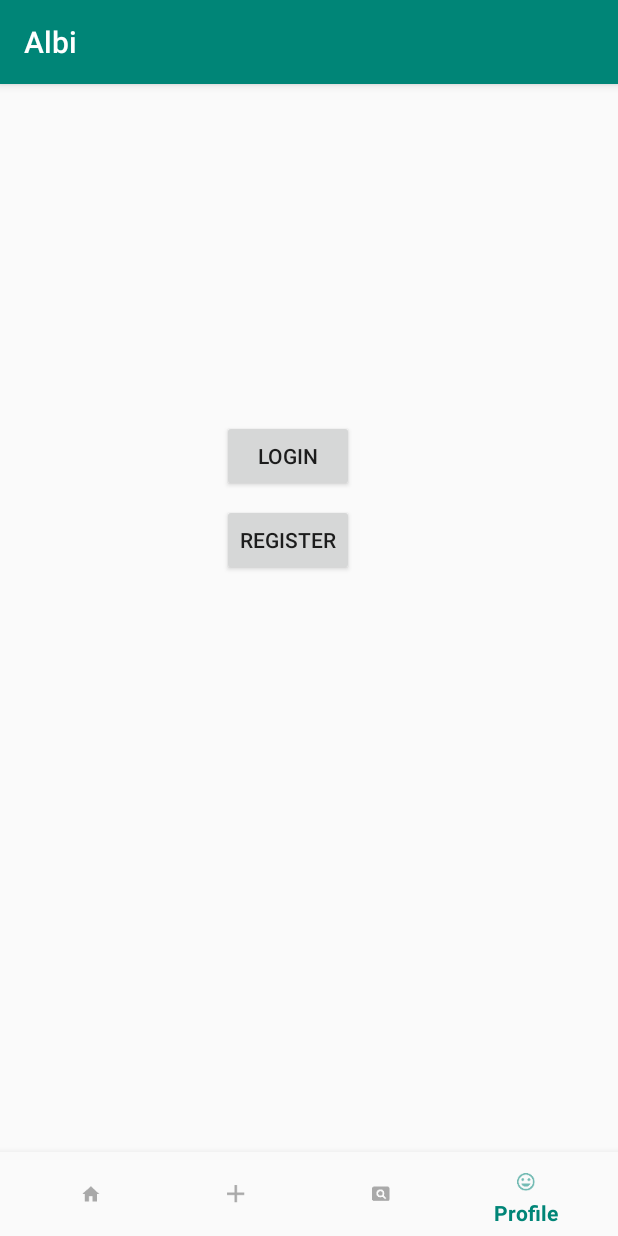
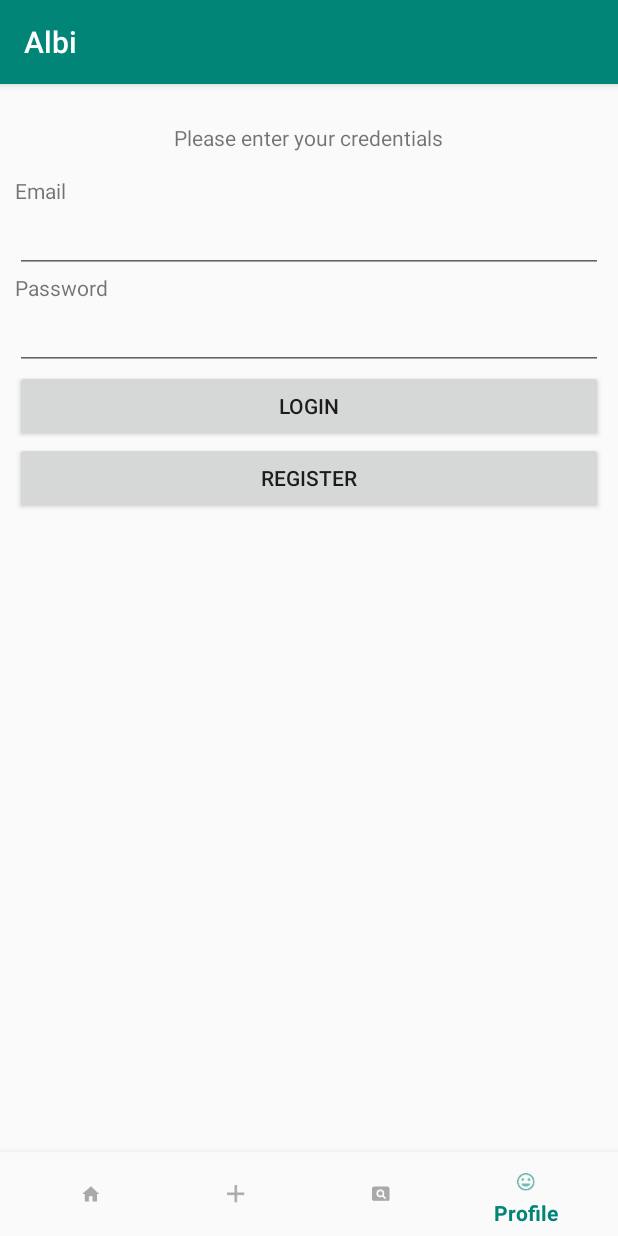
Before and after one commit to Markerer/albi, an Android app: the screen it shows after launch (MainActivity), item 4 of the bottom bar chosen, on a phone screen of 412 x 824 dp. Run offline under Robolectric (Android 15) with nearby library versions, the phone set to English and light mode, and no system bars.

Commit message:
recycleWiew hozzáadása (home), loginFragment változtatása
recycleWiew hozzáadása (home), loginFragment változtatása

```diff
--- a/Mobile/Albi/app/src/main/AndroidManifest.xml
+++ b/Mobile/Albi/app/src/main/AndroidManifest.xml
@@ -1,8 +1,6 @@
 <?xml version="1.0" encoding="utf-8"?>
 <manifest xmlns:android="http://schemas.android.com/apk/res/android"
     package="albi.bme.hu.albi">
-
-
 
     <application
         android:allowBackup="true"
@@ -20,6 +18,7 @@
                 <category android:name="android.intent.category.LAUNCHER" />
             </intent-filter>
         </activity>
+        <activity android:name=".LoginActivity"></activity>
     </application>
 
 </manifest>
--- a/Mobile/Albi/app/src/main/java/albi/bme/hu/albi/fragment/LoginFragment.kt
+++ /dev/null
@@ -1,16 +0,0 @@
-package albi.bme.hu.albi.fragment
-
-import albi.bme.hu.albi.R
-import android.os.Bundle
-import android.support.v4.app.Fragment
-import android.view.LayoutInflater
-import android.view.View
-import android.view.ViewGroup
-
-class LoginFragment : Fragment() {
-    override fun onCreateView(inflater: LayoutInflater, container: ViewGroup?, savedInstanceState: Bundle?): View? {
-        return inflater.inflate(R.layout.login_fragment, null)
-    }
-
-
-}
--- /dev/null
+++ b/Mobile/Albi/app/src/main/java/albi/bme/hu/albi/fragments/fragments/profile/LoginFragment.kt
@@ -0,0 +1,35 @@
+package albi.bme.hu.albi.fragments.fragments.profile
+
+import albi.bme.hu.albi.R
+import android.os.Bundle
+import android.support.v4.app.Fragment
+import android.view.LayoutInflater
+import android.view.View
+import android.view.ViewGroup
+import android.widget.Button
+import android.widget.EditText
+
+class LoginFragment : Fragment(){
+
+    override fun onCreateView(inflater: LayoutInflater, container: ViewGroup?, savedInstanceState: Bundle?): View? {
+        val view = inflater.inflate(R.layout.fragment_login, null)
+        val btnLogin = view.findViewById<Button>(R.id.btnLogin)
+        val etEmailAddress = view.findViewById<EditText>(R.id.etEmailAddress)
+        val etPassword = view.findViewById<EditText>(R.id.etPassword)
+        btnLogin.setOnClickListener {
+            if (etEmailAddress.text.toString().isEmpty()) {
+                etEmailAddress.requestFocus()
+                etEmailAddress.error = "Please enter your email address"
+            }
+            if (etPassword.text.toString().isEmpty()) {
+                etPassword.requestFocus()
+                etPassword.error = "Please enter your password"
+            }
+        }
+        return view
+    }
+
+    override fun onActivityCreated(savedInstanceState: Bundle?) {
+        super.onActivityCreated(savedInstanceState)
+    }
+}
--- a/Mobile/Albi/app/src/main/res/layout/activity_main.xml
+++ b/Mobile/Albi/app/src/main/res/layout/activity_main.xml
@@ -7,10 +7,16 @@
     android:layout_height="match_parent"
     tools:context=".MainActivity">
 
+    <android.support.v7.widget.RecyclerView
+        android:id="@+id/recycleView"
+        android:layout_width="match_parent"
+        android:layout_height="match_parent" />
+
     <FrameLayout
         android:id="@+id/frame"
         android:layout_width="match_parent"
         android:layout_height="match_parent">
+
     </FrameLayout>
 
     <android.support.design.widget.BottomNavigationView
--- /dev/null
+++ b/Mobile/Albi/app/src/main/res/layout/fragment_login.xml
@@ -0,0 +1,54 @@
+<?xml version="1.0" encoding="utf-8"?>
+<LinearLayout xmlns:android="http://schemas.android.com/apk/res/android"
+    xmlns:tools="http://schemas.android.com/tools"
+    android:layout_width="match_parent"
+    android:layout_height="match_parent"
+    android:layout_margin="16dp"
+    android:orientation="vertical"
+    tools:context="albi.bme.hu.albi.LoginActivity"
+    android:padding="10dp">
+
+    <TextView
+        android:layout_width="wrap_content"
+        android:layout_height="wrap_content"
+        android:layout_gravity="center"
+        android:layout_margin="16dp"
+        android:text="@string/please_enter_your_credentials" />
+
+    <TextView
+        android:layout_width="wrap_content"
+        android:layout_height="wrap_content"
+        android:text="@string/email" />
+
+    <EditText
+        android:id="@+id/etEmailAddress"
+        android:layout_width="match_parent"
+        android:layout_height="wrap_content"
+        android:inputType="textEmailAddress" />
+
+    <TextView
+        android:layout_width="wrap_content"
+        android:layout_height="wrap_content"
+        android:text="@string/password" />
+
+    <EditText
+        android:id="@+id/etPassword"
+        android:layout_width="match_parent"
+        android:layout_height="wrap_content"
+        android:inputType="textPassword" />
+
+    <Button
+        android:id="@+id/btnLogin"
+        android:layout_width="match_parent"
+        android:layout_height="wrap_content"
+        android:layout_gravity="center"
+        android:text="@string/login" />
+
+    <Button
+        android:id="@+id/btnRegister"
+        android:layout_width="match_parent"
+        android:layout_height="wrap_content"
+        android:layout_gravity="center"
+        android:text="@string/register" />
+
+</LinearLayout>
--- a/Mobile/Albi/app/src/main/res/layout/login_fragment.xml
+++ /dev/null
@@ -1,28 +0,0 @@
-<?xml version="1.0" encoding="utf-8"?>
-<android.support.constraint.ConstraintLayout
-    xmlns:android="http://schemas.android.com/apk/res/android"
-    xmlns:app="http://schemas.android.com/apk/res-auto"
-    xmlns:tools="http://schemas.android.com/tools"
-    android:layout_width="match_parent"
-    android:layout_height="match_parent">
-
-    <Button
-        android:id="@+id/btn_login"
-        android:layout_width="0dp"
-        android:layout_height="wrap_content"
-        android:layout_marginStart="148dp"
-        android:layout_marginLeft="148dp"
-        android:layout_marginTop="224dp"
-        android:text="@string/str_login"
-        app:layout_constraintStart_toStartOf="parent"
-        app:layout_constraintTop_toTopOf="parent" />
-
-    <Button
-        android:id="@+id/btn_register"
-        android:layout_width="wrap_content"
-        android:layout_height="wrap_content"
-        android:layout_marginTop="8dp"
-        android:text="@string/str_register"
-        app:layout_constraintStart_toStartOf="@+id/btn_login"
-        app:layout_constraintTop_toBottomOf="@+id/btn_login" />
-</android.support.constraint.ConstraintLayout>
--- a/Mobile/Albi/app/src/main/res/values/strings.xml
+++ b/Mobile/Albi/app/src/main/res/values/strings.xml
@@ -6,4 +6,14 @@
     <string name="title_profile">Profile</string>
     <string name="str_login">Login</string>
     <string name="str_register">Register</string>
+    <string name="please_enter_your_credentials">Please enter your credentials</string>
+    <string name="email">Email</string>
+    <string name="password">Password</string>
+    <string name="login">Login</string>
+    <string name="register">Register</string>
+    <string name="title">Title</string>
+    <string name="duedate">Some description</string>
+    <string name="number_of_beds">Number of beds</string>
+    <string name="description">description</string>
+    <string name="price">Price</string>
 </resources>
```
Also changed, not shown: Mobile/Albi/app/src/main/java/albi/bme/hu/albi/MainActivity.kt (+61 -6 lines), Mobile/Albi/app/src/main/java/albi/bme/hu/albi/adapter/recycleviewadapter/RecyclerAdapter.kt (added, +37 -0 lines), Mobile/Albi/app/src/main/java/albi/bme/hu/albi/fragments/fragments/mainview/HouseDetailFragment.kt (added, +7 -0 lines), Mobile/Albi/app/src/main/java/albi/bme/hu/albi/model/Flat.kt (added, +8 -0 lines), Mobile/Albi/app/src/main/res/drawable/button_effect.xml (added, +11 -0 lines), Mobile/Albi/app/src/main/res/layout/house_detail_fragment_row.xml (added, +56 -0 lines), Mobile/Albi/app/src/main/res/drawable-hdpi/ic_purzen_house_icon.png (added), Mobile/Albi/app/src/main/res/drawable-mdpi/ic_purzen_house_icon.png (added), Mobile/Albi/app/src/main/res/drawable-xhdpi/ic_purzen_house_icon.png (added), Mobile/Albi/app/src/main/res/drawable-xxhdpi/ic_purzen_house_icon.png (added), Mobile/Albi/app/src/main/res/drawable-xxxhdpi/ic_purzen_house_icon.png (added).
